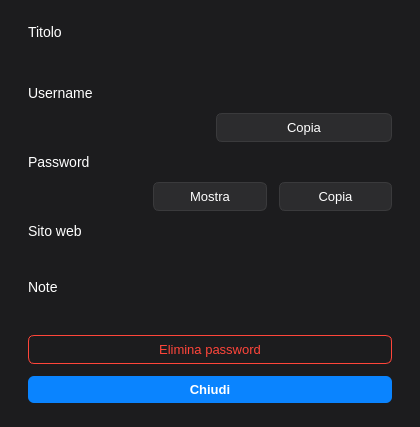
First picture: the form in src/passworddetailsdialog.ui, repository IlTocche/ThunderPass, before the edit.
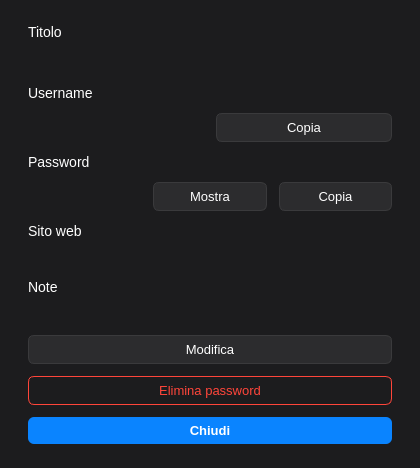
Second picture: the form after the edit.

Commit message: Add ability to edit existing password entries

```diff
--- a/src/passworddetailsdialog.ui
+++ b/src/passworddetailsdialog.ui
@@ -142,6 +142,14 @@
     </spacer>
    </item>
 
+   <item>
+    <widget class="QPushButton" name="editButton">
+     <property name="text">
+      <string>Modifica</string>
+     </property>
+    </widget>
+   </item>
+
    <item>
     <widget class="QPushButton" name="deleteButton">
      <property name="text"><string>Elimina password</string></property>
```
The commit also changes 7 other files.
